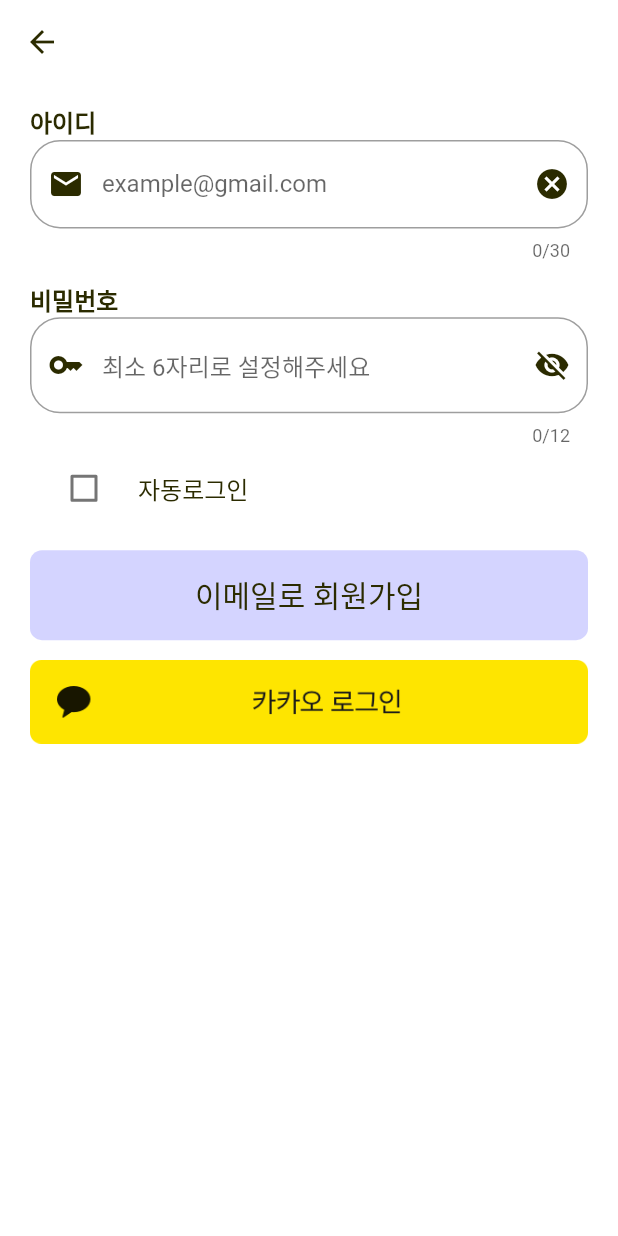
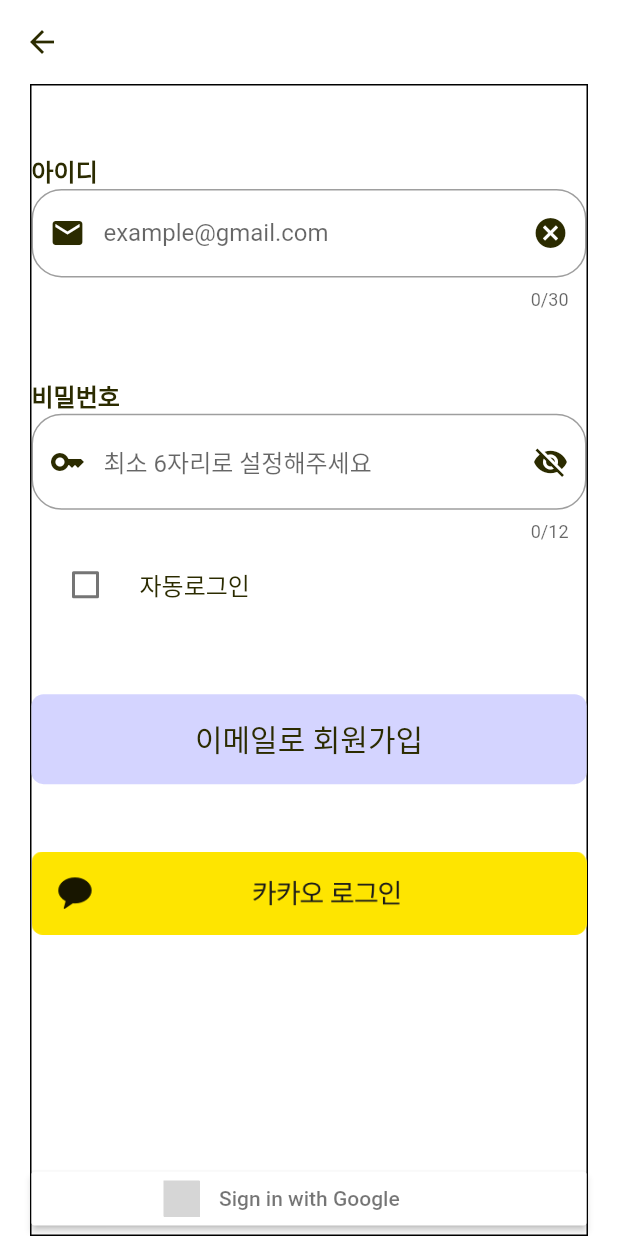
Before and after one commit to monocsp/cafeBooking, a Flutter app: the screen it shows after launch, swiped to page 2, on a phone screen of 412 x 824 dp. Run offline on Flutter 3.47's test engine with Material 2 defaults, Android fonts, the light colour scheme and no system bars; our stand-ins replace animated_flip_counter, carousel_slider, email_validator, firebase_auth, firebase_core, flutter_signin_button and 3 more; accounts and stored records are empty; grey boxes are pictures that could not be loaded.

Commit message:
20221019 update
google signin

```diff
--- a/cafe_booking/lib/screens/login/repository/login_repository.dart
+++ b/cafe_booking/lib/screens/login/repository/login_repository.dart
@@ -3,7 +3,7 @@
 import 'package:firebase_auth/firebase_auth.dart';
 
 class LoginRepository {
-  Future signUp(Map<String, dynamic> body) async {
+  Future firebaseSignUp(Map<String, dynamic> body) async {
     try {
       UserCredential userCredential = await FirebaseAuth.instance
           .createUserWithEmailAndPassword(
--- a/cafe_booking/lib/screens/login/views/login_main_page.dart
+++ b/cafe_booking/lib/screens/login/views/login_main_page.dart
@@ -6,6 +6,7 @@
 import 'package:email_validator/email_validator.dart';
 import 'package:flutter/material.dart';
 import 'package:flutter/services.dart';
+import 'package:flutter_signin_button/flutter_signin_button.dart';
 import 'package:get/get.dart';
 
 class LoginMainPage extends GetView<LoginController> {
@@ -41,13 +42,18 @@
               padding: const EdgeInsets.symmetric(
                 horizontal: space_xxl,
               ),
+              child: Container(
+                decoration: BoxDecoration(border: Border.all()),
                 child: Column(
+                  mainAxisAlignment: MainAxisAlignment.spaceBetween,
                   children: [
                     Flexible(
+                      flex: 2,
                       child: firebaseAuthLogin(),
                     ),
-                  Flexible(child: socialSNSOAuth())
+                    Flexible(flex: 1, child: socialSNSOAuth())
                   ],
+                ),
               )),
         ),
       ),
@@ -305,11 +311,21 @@
 
   Widget socialSNSOAuth() {
     return Column(
+      mainAxisAlignment: MainAxisAlignment.spaceBetween,
       children: [
         GestureDetector(
             onTap: () {},
             child:
-                Image.asset("assets/images/login/kakao_login_large_wide.png"))
+                Image.asset("assets/images/login/kakao_login_large_wide.png")),
+        SizedBox(
+          width: Get.size.width,
+          child: SignInButton(
+            Buttons.Google,
+            onPressed: () {
+              controller.signInWithGoogle();
+            },
+          ),
+        )
       ],
     );
   }
--- a/cafe_booking/pubspec.yaml
+++ b/cafe_booking/pubspec.yaml
@@ -45,6 +45,8 @@
   animated_flip_counter: ^0.2.5
   kakao_flutter_sdk_user: ^1.2.2
   carousel_slider: ^4.1.1
+  google_sign_in: ^5.4.2
+  flutter_signin_button: ^2.0.0
 
 dev_dependencies:
   flutter_test:
```
Also changed, not shown: cafe_booking/lib/screens/login/controller/login_controller.dart (+39 -3 lines), cafe_booking/lib/firebase_options.dart, cafe_booking/pubspec.lock, 5 other files. Lines whose indentation alone changed are shown as unchanged.
